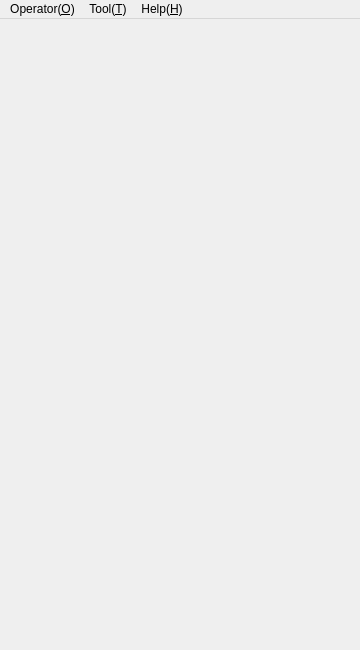
This is MainWindow.ui in KangLin/RabbitIm as Qt 5 draws it before an edit. The edited form follows.
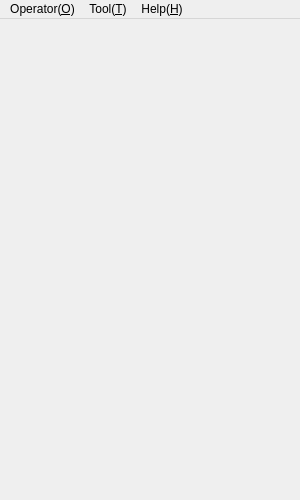
This is the edited form. Icons and pictures are not drawn.

What changed in the file:
```diff
--- a/MainWindow.ui
+++ b/MainWindow.ui
@@ -6,8 +6,8 @@
    <rect>
     <x>0</x>
     <y>0</y>
-    <width>360</width>
-    <height>650</height>
+    <width>300</width>
+    <height>500</height>
    </rect>
   </property>
   <property name="windowTitle">
@@ -19,8 +19,8 @@
     <rect>
      <x>0</x>
      <y>0</y>
-     <width>360</width>
-     <height>25</height>
+     <width>300</width>
+     <height>28</height>
     </rect>
    </property>
    <widget class="QMenu" name="menuOperator_O">
```
